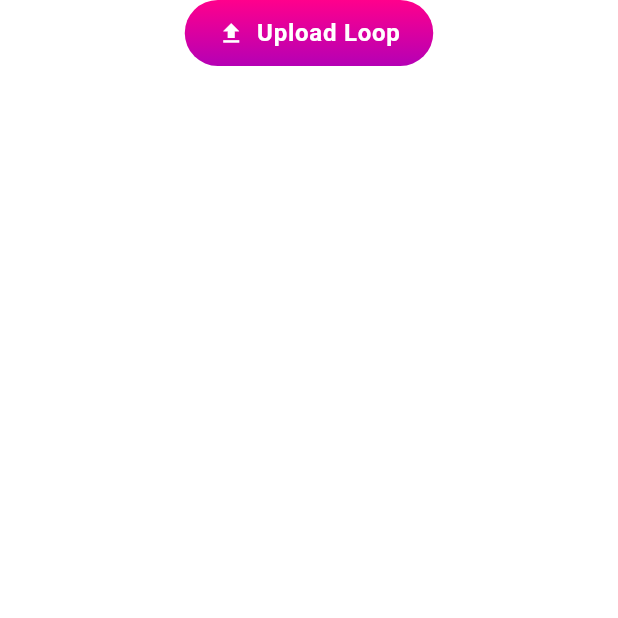
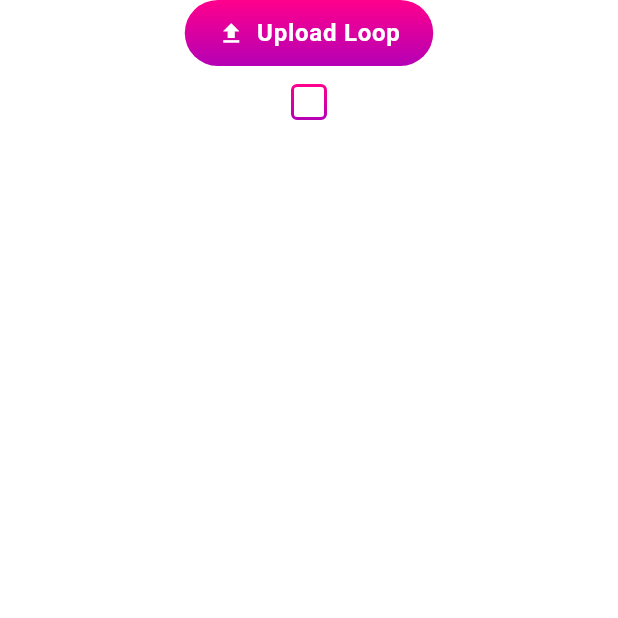
Before and after one commit to makeisalmon/bestloop_app, a Flutter app: the screen it shows after launch, on a phone screen of 412 x 824 dp, the top half of it. Run offline on Flutter 3.47's test engine with Material 3 defaults, Android fonts, the phone set to English and light mode, and no system bars; our stand-ins replace gradient_borders.

```diff
--- a/lib/pages/leaderboard_page.dart
+++ b/lib/pages/leaderboard_page.dart
@@ -18,7 +18,8 @@ class LeaderboardPage extends StatelessWidget {
             onPressed: (){
               print("PREsseD!");
             },
-          )
+          ),
+          const BestLoopTickbox(),
         ],
       ),
     );
--- a/lib/shared.dart
+++ b/lib/shared.dart
@@ -84,8 +84,18 @@ class BestLoopTickbox extends StatelessWidget {
   @override
   Widget build(BuildContext context) {
     return Container(
-      decoration: const BoxDecoration(
-        border: GradientBoxBorder(gradient: ThemeColors.primaryGradient),
+      child: InkWell(
+        onTap:(){print("Tapped");},
+        child: Padding(
+          padding: EdgeInsets.all(12), // Padding here ensures tappable space is 44 sq. px.
+          child: Container(
+            decoration: BoxDecoration(
+              border: const GradientBoxBorder(gradient: ThemeColors.primaryGradient, width: 2),
+              borderRadius: BorderRadius.circular(4),
+            ),
+            child: SizedBox.square(dimension: 20,),
+          ),
+        ),
       ),
     );
   }
```
